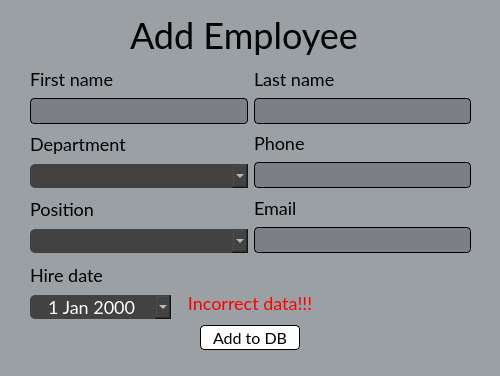
tarashunchak/PhoneCompanyManager, file PhoneManagerGUI/ui/insertemployeedialog.ui: the form before one commit.
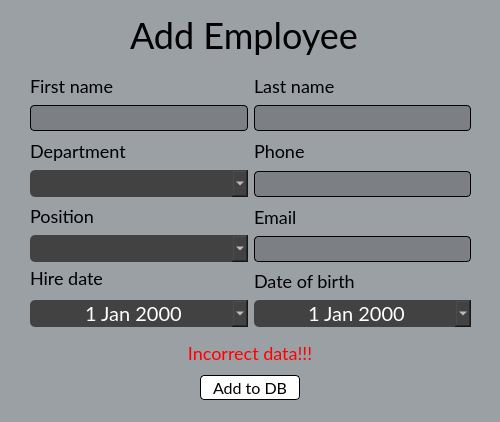
The form after the commit.

The edit to the form file:
```diff
--- a/PhoneManagerGUI/ui/insertemployeedialog.ui
+++ b/PhoneManagerGUI/ui/insertemployeedialog.ui
@@ -7,7 +7,7 @@
     <x>0</x>
     <y>0</y>
     <width>500</width>
-    <height>376</height>
+    <height>422</height>
    </rect>
   </property>
   <property name="windowTitle">
@@ -46,7 +46,7 @@
    <property name="geometry">
     <rect>
      <x>200</x>
-     <y>325</y>
+     <y>375</y>
      <width>100</width>
      <height>25</height>
     </rect>
@@ -71,7 +71,7 @@
    <property name="geometry">
     <rect>
      <x>0</x>
-     <y>290</y>
+     <y>340</y>
      <width>500</width>
      <height>25</height>
     </rect>
@@ -90,16 +90,19 @@
     <set>Qt::AlignmentFlag::AlignCenter</set>
    </property>
   </widget>
-  <widget class="QWidget" name="layoutWidget">
+  <widget class="QWidget" name="">
    <property name="geometry">
     <rect>
      <x>30</x>
-     <y>65</y>
+     <y>66</y>
      <width>441</width>
-     <height>188</height>
+     <height>261</height>
     </rect>
    </property>
    <layout class="QGridLayout" name="gridLayout">
+    <property name="verticalSpacing">
+     <number>0</number>
+    </property>
     <item row="0" column="0">
      <layout class="QVBoxLayout" name="verticalLayout">
       <item>
@@ -192,7 +195,7 @@
         <property name="styleSheet">
          <string notr="true">background-color:#424242;
 border:none;
-font-size:18px;
+font-size:20px;
 color:white;
 padding-left:6px;
 border-radius:5px;</string>
@@ -263,7 +266,7 @@
         <property name="styleSheet">
          <string notr="true">background-color:#424242;
 border:none;
-font-size:18px;
+font-size:20px;
 color:white;
 padding-left:6px;
 border-radius:5px;</string>
@@ -314,18 +317,11 @@
       </item>
      </layout>
     </item>
-   </layout>
-  </widget>
-  <widget class="QWidget" name="layoutWidget">
-   <property name="geometry">
-    <rect>
-     <x>30</x>
-     <y>260</y>
-     <width>141</width>
-     <height>59</height>
-    </rect>
-   </property>
+    <item row="3" column="0">
    <layout class="QVBoxLayout" name="verticalLayout_7">
+      <property name="spacing">
+       <number>6</number>
+      </property>
     <item>
      <widget class="QLabel" name="hire_date_label">
       <property name="font">
@@ -344,8 +340,9 @@
       <property name="styleSheet">
        <string notr="true">background-color:#424242;
 border:none;
-font-size:18px;
+font-size:20px;
 color:white;
+padding-left:6px;
 border-radius:5px;</string>
       </property>
       <property name="alignment">
@@ -355,6 +352,43 @@
        <bool>true</bool>
       </property>
      </widget>
+      </item>
+     </layout>
+    </item>
+    <item row="3" column="1">
+     <layout class="QVBoxLayout" name="verticalLayout_8">
+      <item>
+       <widget class="QLabel" name="B_date_label">
+        <property name="font">
+         <font>
+          <family>Lato</family>
+          <pointsize>-1</pointsize>
+         </font>
+        </property>
+        <property name="text">
+         <string>Date of birth</string>
+        </property>
+       </widget>
+      </item>
+      <item>
+       <widget class="QDateEdit" name="B_date_dateEdit">
+        <property name="styleSheet">
+         <string notr="true">background-color:#424242;
+border:none;
+font-size:20px;
+color:white;
+padding-left:6px;
+border-radius:5px;</string>
+        </property>
+        <property name="alignment">
+         <set>Qt::AlignmentFlag::AlignCenter</set>
+        </property>
+        <property name="calendarPopup">
+         <bool>true</bool>
+        </property>
+       </widget>
+      </item>
+     </layout>
     </item>
    </layout>
   </widget>
```
Lines whose indentation alone changed are shown as unchanged.
